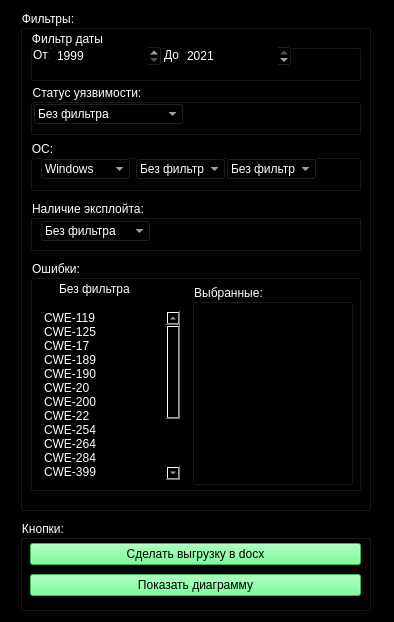
1DeMeNToR1/AdobeReaderdangerous, file filter.ui: the form before one commit.
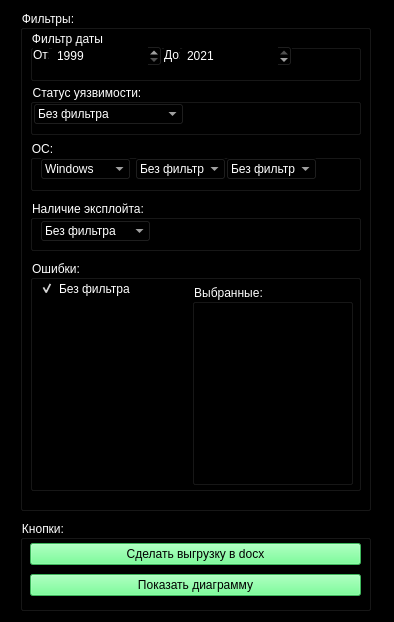
The form after the commit.

What changed in the file:
```diff
--- a/filter.ui
+++ b/filter.ui
@@ -331,96 +331,6 @@
       <property name="sortingEnabled">
        <bool>true</bool>
       </property>
-      <item>
-       <property name="text">
-        <string>CWE-119</string>
-       </property>
-      </item>
-      <item>
-       <property name="text">
-        <string>CWE-125</string>
-       </property>
-      </item>
-      <item>
-       <property name="text">
-        <string>CWE-17</string>
-       </property>
-      </item>
-      <item>
-       <property name="text">
-        <string>CWE-189</string>
-       </property>
-      </item>
-      <item>
-       <property name="text">
-        <string>CWE-190</string>
-       </property>
-      </item>
-      <item>
-       <property name="text">
-        <string>CWE-20</string>
-       </property>
-      </item>
-      <item>
-       <property name="text">
-        <string>CWE-200</string>
-       </property>
-      </item>
-      <item>
-       <property name="text">
-        <string>CWE-22</string>
-       </property>
-      </item>
-      <item>
-       <property name="text">
-        <string>CWE-254</string>
-       </property>
-      </item>
-      <item>
-       <property name="text">
-        <string>CWE-264</string>
-       </property>
-      </item>
-      <item>
-       <property name="text">
-        <string>CWE-284</string>
-       </property>
-      </item>
-      <item>
-       <property name="text">
-        <string>CWE-399</string>
-       </property>
-      </item>
-      <item>
-       <property name="text">
-        <string>CWE-415</string>
-       </property>
-      </item>
-      <item>
-       <property name="text">
-        <string>CWE-416</string>
-       </property>
-      </item>
-      <item>
-       <property name="text">
-        <string>CWE-426</string>
-       </property>
-      </item>
-      <item>
-       <property name="text">
-        <string>CWE-704</string>
-       </property>
-      </item>
-      <item>
-       <property name="text">
-        <string>CWE-787</string>
-       </property>
-      </item>
-      <item>
-       <property name="text">
-        <string>CWE-79</string>
-       </property>
-      </item>
      </widget>
      <widget class="QCheckBox" name="without_errors">
       <property name="geometry">
@@ -434,6 +344,9 @@
       <property name="text">
        <string>Без фильтра</string>
       </property>
+      <property name="checked">
+       <bool>true</bool>
+      </property>
      </widget>
      <widget class="QGroupBox" name="groupBox_6">
       <property name="geometry">
```
Left out of the diff: 6 changed lines with no effect on the pictures.
